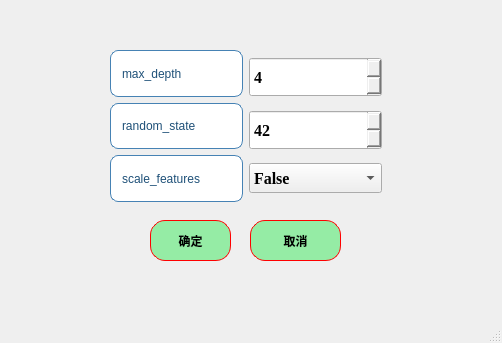
Above: ui/algorithms1_DT_para.ui from azhongege24/predict_first before the change. Below: the same form after it.
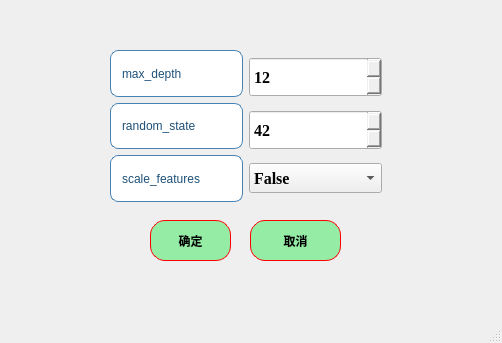
That is the form after the change.

```diff
--- a/ui/algorithms1_DT_para.ui
+++ b/ui/algorithms1_DT_para.ui
@@ -225,7 +225,7 @@
 }</string>
          </property>
          <property name="value">
-          <number>4</number>
+          <number>12</number>
          </property>
         </widget>
        </item>
```
